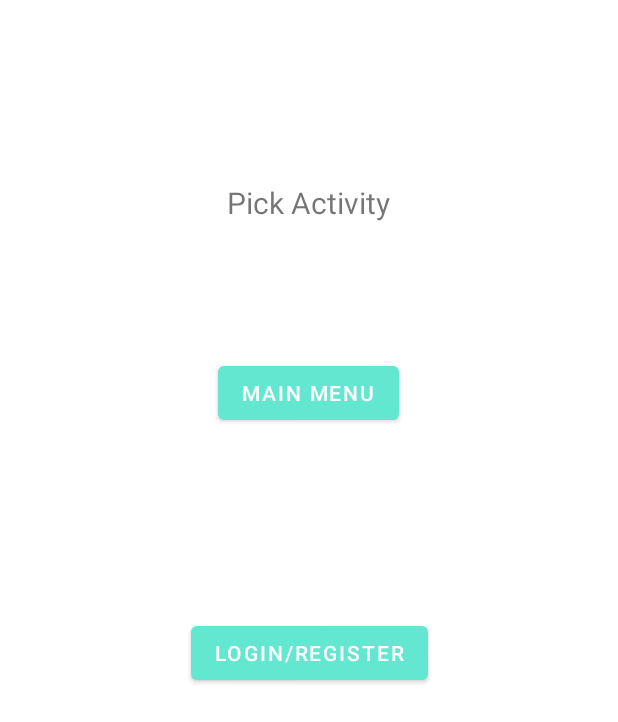
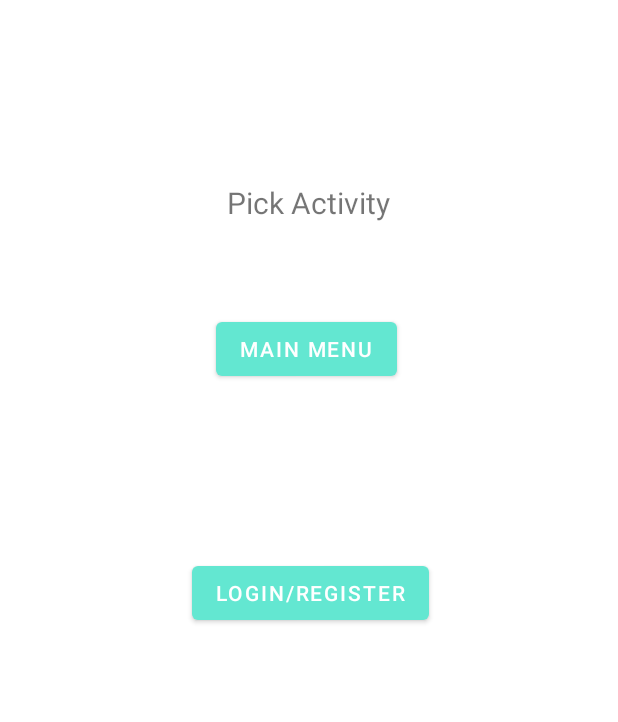
Before and after one commit to Speedwagon-Org/TutorMe, an Android app: the screen it shows after launch (Demo), on a phone screen of 412 x 824 dp. Shown: the top 722 px of the screen. Run offline under Robolectric (Android 15) with nearby library versions, the phone set to English and light mode, and no system bars.

Commit message:
Fixing some issue

```diff
--- a/app/src/main/AndroidManifest.xml
+++ b/app/src/main/AndroidManifest.xml
@@ -27,6 +27,9 @@
 
         <activity android:name=".LoginRegister">
         </activity>
+        <activity android:name=".More_Detail_Profile">
+
+        </activity>
 
     </application>
 
--- a/app/src/main/java/com/speedwagon/tutorme/Demo.kt
+++ b/app/src/main/java/com/speedwagon/tutorme/Demo.kt
@@ -15,7 +15,7 @@ class Demo : AppCompatActivity() {
             startActivity(MainmenuIntent)
         }
 
-        findViewById<Button>(R.id.toLogin).setOnClickListener {
+        findViewById<Button>(R.id.toLogReg).setOnClickListener {
             val MainmenuIntent = Intent(this, LoginRegister::class.java)
             startActivity(MainmenuIntent)
         }
--- a/app/src/main/java/com/speedwagon/tutorme/ExploreAdapter.kt
+++ b/app/src/main/java/com/speedwagon/tutorme/ExploreAdapter.kt
@@ -8,6 +8,7 @@ import android.widget.TextView
 import androidx.recyclerview.widget.RecyclerView
 
 class ExploreAdapter : RecyclerView.Adapter<ExploreAdapter.ViewHolder>(){
+
     private val image = arrayOf(
         R.drawable.ic_account,
         R.drawable.ic_account,
--- a/app/src/main/res/layout/activity_demo.xml
+++ b/app/src/main/res/layout/activity_demo.xml
@@ -23,10 +23,11 @@
         android:layout_width="wrap_content"
         android:layout_height="wrap_content"
         android:layout_marginStart="144dp"
-        android:layout_marginTop="89dp"
+        android:layout_marginTop="60dp"
         android:layout_marginEnd="145dp"
         android:text="Main Menu"
         app:layout_constraintEnd_toEndOf="parent"
+        app:layout_constraintHorizontal_bias="0.0"
         app:layout_constraintStart_toStartOf="parent"
         app:layout_constraintTop_toBottomOf="@+id/textView" />
 
@@ -35,13 +36,14 @@
         android:layout_width="wrap_content"
         android:layout_height="wrap_content"
         android:layout_marginStart="126dp"
-        android:layout_marginTop="83dp"
         android:layout_marginEnd="126dp"
         android:layout_marginBottom="323dp"
         android:text="Login/register"
         app:layout_constraintBottom_toBottomOf="parent"
         app:layout_constraintEnd_toEndOf="parent"
+        app:layout_constraintHorizontal_bias="1.0"
         app:layout_constraintStart_toStartOf="parent"
-        app:layout_constraintTop_toBottomOf="@+id/toMainMenu" />
+        app:layout_constraintTop_toBottomOf="@+id/toMainMenu"
+        app:layout_constraintVertical_bias="0.586" />
 
 </androidx.constraintlayout.widget.ConstraintLayout>
--- a/app/src/main/res/layout/activity_main.xml
+++ b/app/src/main/res/layout/activity_main.xml
@@ -18,14 +18,14 @@
         app:layout_constraintHorizontal_bias="0.495"
         app:layout_constraintStart_toStartOf="parent"
         app:layout_constraintTop_toTopOf="parent"
-        app:layout_constraintVertical_bias="0.933"
+        app:layout_constraintVertical_bias="0.577"
         tools:ignore="ImageContrastCheck" />
 
     <TextView
         android:id="@+id/textView3"
         android:layout_width="wrap_content"
         android:layout_height="wrap_content"
-        android:layout_marginBottom="152dp"
+        android:layout_marginBottom="180dp"
         android:text="TutorMe"
         android:textSize="25sp"
         android:textStyle="bold"
--- a/app/src/main/res/layout/fragment_notification.xml
+++ b/app/src/main/res/layout/fragment_notification.xml
@@ -9,6 +9,7 @@
         <androidx.recyclerview.widget.RecyclerView
             android:id="@+id/recycleNotify"
             android:layout_width="match_parent"
-            android:layout_height="match_parent"/>
+            android:layout_height="match_parent"
+            tools:listitem="@layout/recycler_notification"/>
 
 </LinearLayout>
```
Also changed, not shown: app/src/main/java/com/speedwagon/tutorme/More_Detail_Profile.kt (added, +13 -0 lines), app/src/main/java/com/speedwagon/tutorme/profile_nav.kt (+7 -7 lines), app/src/main/res/layout/activity_moredetailprofile.xml (added, +17 -0 lines), app/src/main/res/layout/fragment_profile_nav.xml (+7 -0 lines).
